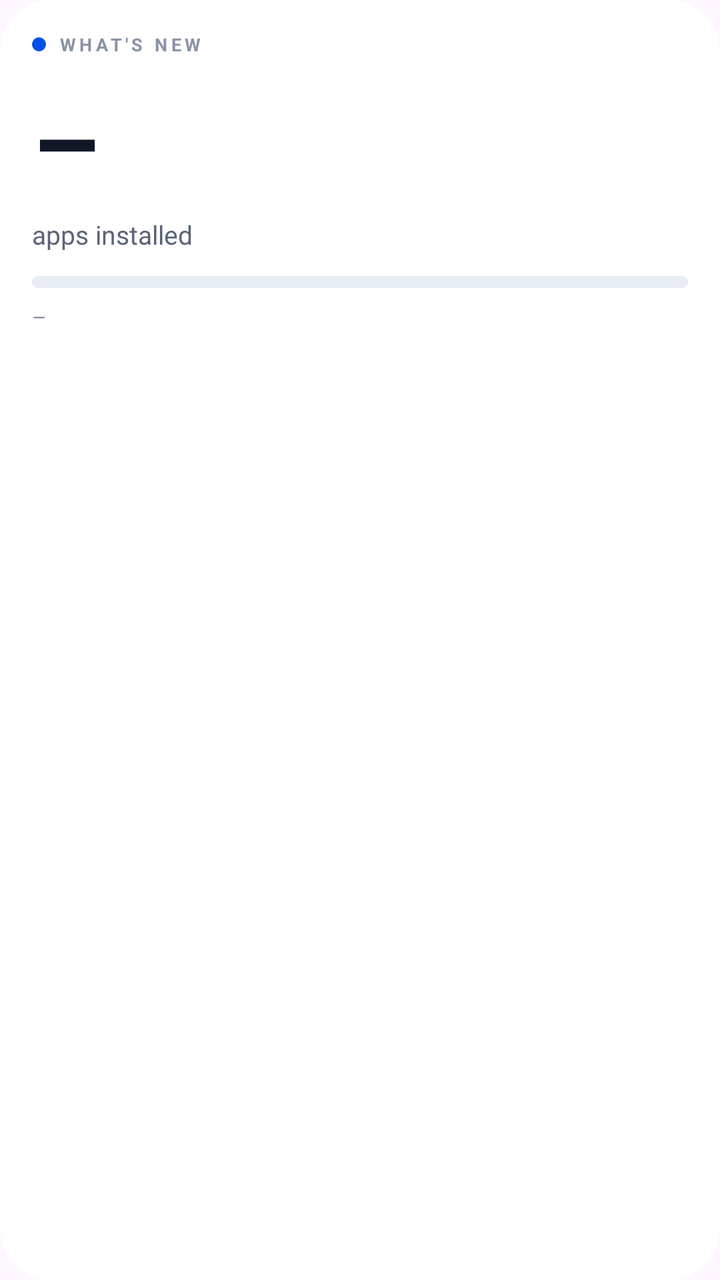
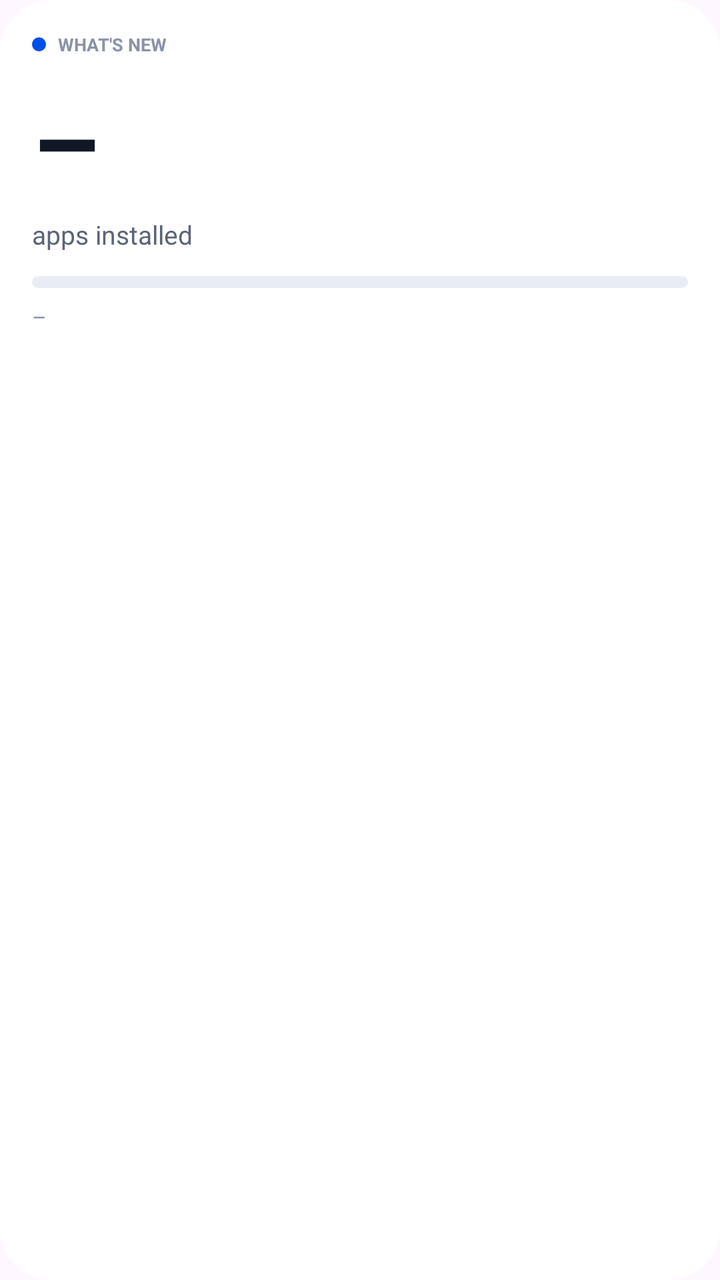

Before-and-after screenshots of an Android layout around one commit, followed by the original layout XML and the change that was made.
<!-- AndroidManifest.xml: application theme Theme.WhatsNew -->
<!-- res/layout/widget_app_count.xml -->
<?xml version="1.0" encoding="utf-8"?>
<LinearLayout xmlns:android="http://schemas.android.com/apk/res/android"
    android:id="@+id/widgetRoot"
    android:layout_width="match_parent"
    android:layout_height="match_parent"
    android:orientation="vertical"
    android:background="@drawable/widget_background"
    android:padding="16dp">

    <LinearLayout
        android:layout_width="wrap_content"
        android:layout_height="wrap_content"
        android:orientation="horizontal"
        android:gravity="center_vertical">

        <View
            android:layout_width="7dp"
            android:layout_height="7dp"
            android:background="@drawable/widget_dot" />

        <TextView
            android:layout_width="wrap_content"
            android:layout_height="wrap_content"
            android:layout_marginStart="6dp"
            android:text="WHAT'S NEW"
            android:textSize="9sp"
            android:textStyle="bold"
            android:letterSpacing="0.2"
            android:textColor="#8A93A6" />
    </LinearLayout>

    <TextView
        android:id="@+id/widgetCount"
        android:layout_width="wrap_content"
        android:layout_height="wrap_content"
        android:layout_marginTop="6dp"
        android:text="–"
        android:textSize="54sp"
        android:textStyle="bold"
        android:textColor="#101828" />

    <TextView
        android:layout_width="wrap_content"
        android:layout_height="wrap_content"
        android:layout_marginTop="2dp"
        android:text="apps installed"
        android:textSize="13sp"
        android:textColor="#5B6478" />

    <ProgressBar
        android:id="@+id/widgetProgress"
        android:layout_width="match_parent"
        android:layout_height="6dp"
        android:layout_marginTop="12dp"
        style="?android:attr/progressBarStyleHorizontal"
        android:progressDrawable="@drawable/widget_progress"
        android:max="150"
        android:progress="0" />

    <TextView
        android:id="@+id/widgetGoal"
        android:layout_width="wrap_content"
        android:layout_height="wrap_content"
        android:layout_marginTop="7dp"
        android:text="–"
        android:textSize="11sp"
        android:textColor="#8A93A6" />
</LinearLayout>
<!-- resources referenced by this layout -->
<resources>
  <!-- drawable widget_background (drawable) -->
  <?xml version="1.0" encoding="utf-8"?>
  <shape xmlns:android="http://schemas.android.com/apk/res/android"
      android:shape="rectangle">
      <solid android:color="#FFFFFF" />
      <corners android:radius="26dp" />
  </shape>
  <!-- drawable widget_dot (drawable) -->
  <?xml version="1.0" encoding="utf-8"?>
  <shape xmlns:android="http://schemas.android.com/apk/res/android"
      android:shape="oval">
      <solid android:color="#024FEB" />
      <size
          android:width="7dp"
          android:height="7dp" />
  </shape>
  <!-- drawable widget_progress (drawable) -->
  <?xml version="1.0" encoding="utf-8"?>
  <layer-list xmlns:android="http://schemas.android.com/apk/res/android">
      <item android:id="@android:id/background">
          <shape android:shape="rectangle">
              <solid android:color="#E8ECF4" />
              <corners android:radius="3dp" />
          </shape>
      </item>
      <item android:id="@android:id/progress">
          <clip>
              <shape android:shape="rectangle">
                  <solid android:color="#024FEB" />
                  <corners android:radius="3dp" />
              </shape>
          </clip>
      </item>
  </layer-list>
  <style name="Theme.WhatsNew" parent="Theme.Material3.DayNight.NoActionBar" />
</resources>

<!-- the commit's change to res/layout/widget_app_count.xml (unified diff, before → after) -->
@@ -13,10 +13,11 @@
         android:orientation="horizontal"
         android:gravity="center_vertical">
 
-        <View
+        <ImageView
             android:layout_width="7dp"
             android:layout_height="7dp"
-            android:background="@drawable/widget_dot" />
+            android:src="@drawable/widget_dot"
+            android:contentDescription="" />
 
         <TextView
             android:layout_width="wrap_content"
@@ -25,7 +26,6 @@
             android:text="WHAT'S NEW"
             android:textSize="9sp"
             android:textStyle="bold"
-            android:letterSpacing="0.2"
             android:textColor="#8A93A6" />
     </LinearLayout>
 
